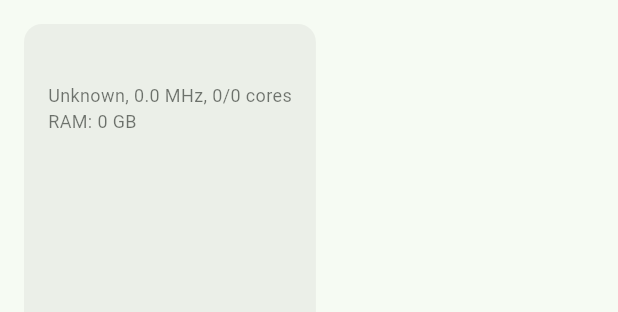
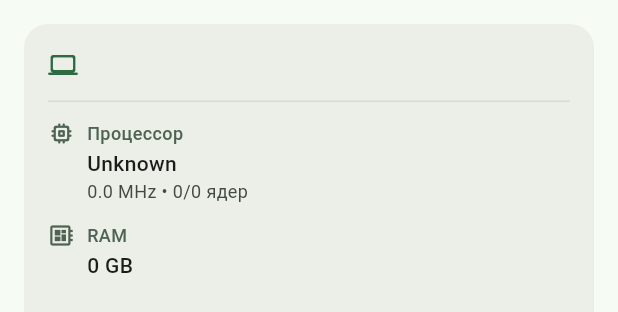
Before and after one commit to pasichDev/linqora, a Flutter app: the HostInfoCard widget shown alone on an empty page, opened directly with empty values, on a phone screen of 412 x 824 dp. Shown: the top 312 px of the screen. Run offline on Flutter 3.47's test engine with Material 3 defaults, Android fonts, the phone set to English and light mode, and no system bars; our stand-ins replace connectivity_plus, device_info_plus, fl_chart, flutter_local_notifications, get, get_storage and 4 more; missing offline and left inert: flutter_background_service; accounts and stored records are empty; statements that could not run were skipped.

Commit message:
fix ui dashboard

```diff
--- a/linqoraremote/lib/presentation/widgets/dashboard_screen.dart
+++ b/linqoraremote/lib/presentation/widgets/dashboard_screen.dart
@@ -97,10 +97,9 @@ class _DashboardScreenState extends State<DashboardScreen> {
                                 : const HostInfoCardSkeleton(),
                       ),
                     ),
-
                     Expanded(
                       child: GridView.builder(
-                        padding: const EdgeInsets.all(16),
+                        padding: const EdgeInsets.symmetric(horizontal: 16, vertical: 5),
                         gridDelegate:
                             const SliverGridDelegateWithFixedCrossAxisCount(
                               crossAxisCount: 2,
--- a/linqoraremote/lib/presentation/widgets/host_info_card.dart
+++ b/linqoraremote/lib/presentation/widgets/host_info_card.dart
@@ -1,5 +1,4 @@
 import 'package:flutter/material.dart';
-import 'package:get/get.dart';
 import 'package:linqoraremote/presentation/widgets/shimmer_effect.dart';
 
 import '../../data/models/host_info.dart';
@@ -11,32 +10,125 @@ class HostInfoCard extends StatelessWidget {
 
   @override
   Widget build(BuildContext context) {
+    final colorScheme = Theme.of(context).colorScheme;
+
     return Card(
       margin: const EdgeInsets.all(16),
       elevation: 0,
-      color: Get.theme.colorScheme.surfaceContainer,
-      shape: RoundedRectangleBorder(borderRadius: BorderRadius.circular(12)),
-      child: Padding(padding: const EdgeInsets.all(16),
-        child: Column(crossAxisAlignment: CrossAxisAlignment.start,
-          mainAxisAlignment: MainAxisAlignment.start,
+      color: colorScheme.surfaceContainer,
+      shape: RoundedRectangleBorder(borderRadius: BorderRadius.circular(16)),
+      child: Padding(
+        padding: const EdgeInsets.all(16),
+        child: Column(
+          crossAxisAlignment: CrossAxisAlignment.start,
           children: [
-            Text(host.os, style: TextStyle(fontSize: 16,
-                fontWeight: FontWeight.bold,
-                color: Get.theme.colorScheme.onPrimaryContainer)),
-            Text("${host.cpuModel}, ${host.cpuFrequency} MHz, ${host
-                .cpuPhysicalCores}/${host.cpuLogicalCores} cores",
-              style: TextStyle(fontSize: 12, color: Theme
-                  .of(context,)
-                  .colorScheme
-                  .onSurface
-                  .withValues(alpha: 0.6),),),
-            Text("RAM: ${host.virtualMemoryTotal} GB",
-              style: TextStyle(fontSize: 12, color: Theme
-                  .of(context,)
-                  .colorScheme
-                  .onSurface
-                  .withValues(alpha: 0.6),),),
-          ],),),);
+            Padding(
+              padding: const EdgeInsets.only(bottom: 12),
+              child: Row(
+                children: [
+                  Icon(
+                    Icons.computer_rounded,
+                    color: colorScheme.primary,
+                    size: 20,
+                  ),
+                  const SizedBox(width: 8),
+                  Expanded(
+                    child: Text(
+                      host.os,
+                      style: TextStyle(
+                        fontSize: 16,
+                        fontWeight: FontWeight.bold,
+                        color: colorScheme.onSurface,
+                      ),
+                    ),
+                  ),
+                ],
+              ),
+            ),
+
+            // Разделитель
+            Divider(
+              height: 1,
+              color: colorScheme.outlineVariant.withOpacity(0.5),
+            ),
+            const SizedBox(height: 12),
+
+            // Процессор
+            _buildInfoRow(
+              context,
+              Icons.memory_rounded,
+              'Процессор',
+              host.cpuModel,
+              "${host.cpuFrequency} MHz • ${host.cpuPhysicalCores}/${host.cpuLogicalCores} ядер",
+            ),
+
+            const SizedBox(height: 12),
+
+            // Память
+            _buildInfoRow(
+              context,
+              Icons.developer_board,
+              'RAM',
+              "${host.virtualMemoryTotal} GB",
+              "",
+            ),
+          ],
+        ),
+      ),
+    );
+  }
+
+  Widget _buildInfoRow(
+    BuildContext context,
+    IconData icon,
+    String label,
+    String primaryInfo,
+    String secondaryInfo,
+  ) {
+    final colorScheme = Theme.of(context).colorScheme;
+
+    return Row(
+      crossAxisAlignment: CrossAxisAlignment.start,
+      children: [
+        Icon(icon, color: colorScheme.secondary, size: 18),
+        const SizedBox(width: 8),
+        Expanded(
+          child: Column(
+            crossAxisAlignment: CrossAxisAlignment.start,
+            children: [
+              Text(
+                label,
+                style: TextStyle(
+                  fontSize: 12,
+                  fontWeight: FontWeight.w500,
+                  color: colorScheme.secondary,
+                ),
+              ),
+              const SizedBox(height: 2),
+              Text(
+                primaryInfo,
+                style: TextStyle(
+                  fontSize: 14,
+                  fontWeight: FontWeight.w500,
+                  color: colorScheme.onSurface,
+                ),
+                maxLines: 1,
+                overflow: TextOverflow.ellipsis,
+              ),
+              Text(
+                secondaryInfo,
+                style: TextStyle(
+                  fontSize: 12,
+                  color: colorScheme.onSurfaceVariant,
+                ),
+                maxLines: 1,
+                overflow: TextOverflow.ellipsis,
+              ),
+            ],
+          ),
+        ),
+      ],
+    );
   }
 }
 
@@ -45,18 +137,74 @@ class HostInfoCardSkeleton extends StatelessWidget {
 
   @override
   Widget build(BuildContext context) {
-    return Card(margin: const EdgeInsets.all(16),
-      elevation: 4,
-      shape: RoundedRectangleBorder(borderRadius: BorderRadius.circular(12)),
-      child: Padding(padding: const EdgeInsets.all(16),
-        child: Column(crossAxisAlignment: CrossAxisAlignment.start,
-          mainAxisAlignment: MainAxisAlignment.start,
+    final colorScheme = Theme.of(context).colorScheme;
+
+    return Card(
+      margin: const EdgeInsets.all(16),
+      elevation: 0,
+      color: colorScheme.surfaceContainer,
+      shape: RoundedRectangleBorder(borderRadius: BorderRadius.circular(16)),
+      child: Padding(
+        padding: const EdgeInsets.all(16),
+        child: Column(
+          crossAxisAlignment: CrossAxisAlignment.start,
           children: [
-            ShimmerEffect(height: 18, width: 120),
-            const SizedBox(height: 8),
-            ShimmerEffect(height: 14, width: double.infinity),
-            const SizedBox(height: 8),
-            ShimmerEffect(height: 14, width: 100),
-          ],),),);
+            // Заголовок
+            Row(
+              children: [
+                ShimmerEffect(
+                  height: 20,
+                  width: 20,
+                  borderRadius: BorderRadius.all(Radius.circular(4)),
+                ),
+                const SizedBox(width: 8),
+                ShimmerEffect(height: 18, width: 160),
+              ],
+            ),
+
+            const SizedBox(height: 12),
+            Divider(
+              height: 1,
+              color: colorScheme.outlineVariant.withOpacity(0.5),
+            ),
+            const SizedBox(height: 12),
+
+            // Процессор
+            _buildSkeletonRow(context),
+
+            const SizedBox(height: 12),
+
+            // Память
+            _buildSkeletonRow(context),
+          ],
+        ),
+      ),
+    );
+  }
+
+  Widget _buildSkeletonRow(BuildContext context) {
+    return Row(
+      crossAxisAlignment: CrossAxisAlignment.start,
+      children: [
+        ShimmerEffect(
+          height: 18,
+          width: 18,
+          borderRadius: BorderRadius.all(Radius.circular(4)),
+        ),
+        const SizedBox(width: 8),
+        Expanded(
+          child: Column(
+            crossAxisAlignment: CrossAxisAlignment.start,
+            children: const [
+              ShimmerEffect(height: 12, width: 60),
+              SizedBox(height: 4),
+              ShimmerEffect(height: 14, width: 180),
+              SizedBox(height: 2),
+              ShimmerEffect(height: 12, width: 120),
+            ],
+          ),
+        ),
+      ],
+    );
   }
 }
```
